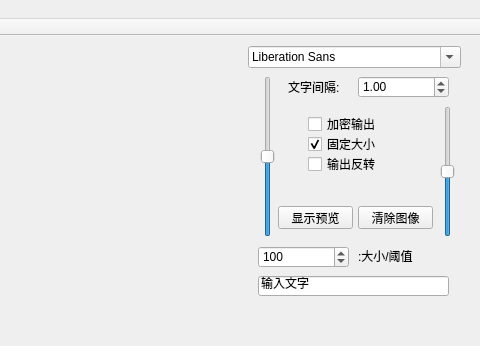
The window that generator/ui/mainwindow.ui (smallzhan/wpgenerator) describes before a commit, drawn with Qt 5; both pictures show x 82 to 562 and y 0 to 346 of the 562 by 727 pixel window.
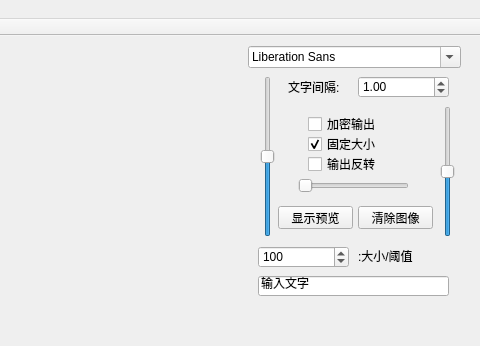
The same window after the commit. Custom widgets are drawn as their Qt base class.

```diff
--- a/generator/ui/mainwindow.ui
+++ b/generator/ui/mainwindow.ui
@@ -265,6 +265,34 @@
      <string>输出反转</string>
     </property>
    </widget>
+   <widget class="QSlider" name="scaleSlider">
+    <property name="geometry">
+     <rect>
+      <x>380</x>
+      <y>140</y>
+      <width>111</width>
+      <height>20</height>
+     </rect>
+    </property>
+    <property name="minimum">
+     <number>100</number>
+    </property>
+    <property name="maximum">
+     <number>300</number>
+    </property>
+    <property name="value">
+     <number>100</number>
+    </property>
+    <property name="orientation">
+     <enum>Qt::Horizontal</enum>
+    </property>
+    <property name="invertedAppearance">
+     <bool>false</bool>
+    </property>
+    <property name="invertedControls">
+     <bool>false</bool>
+    </property>
+   </widget>
    <zorder>layoutWidget</zorder>
    <zorder>widget</zorder>
    <zorder>showWidget</zorder>
```
Left out of the diff: 18 changed lines with no effect on the pictures.
